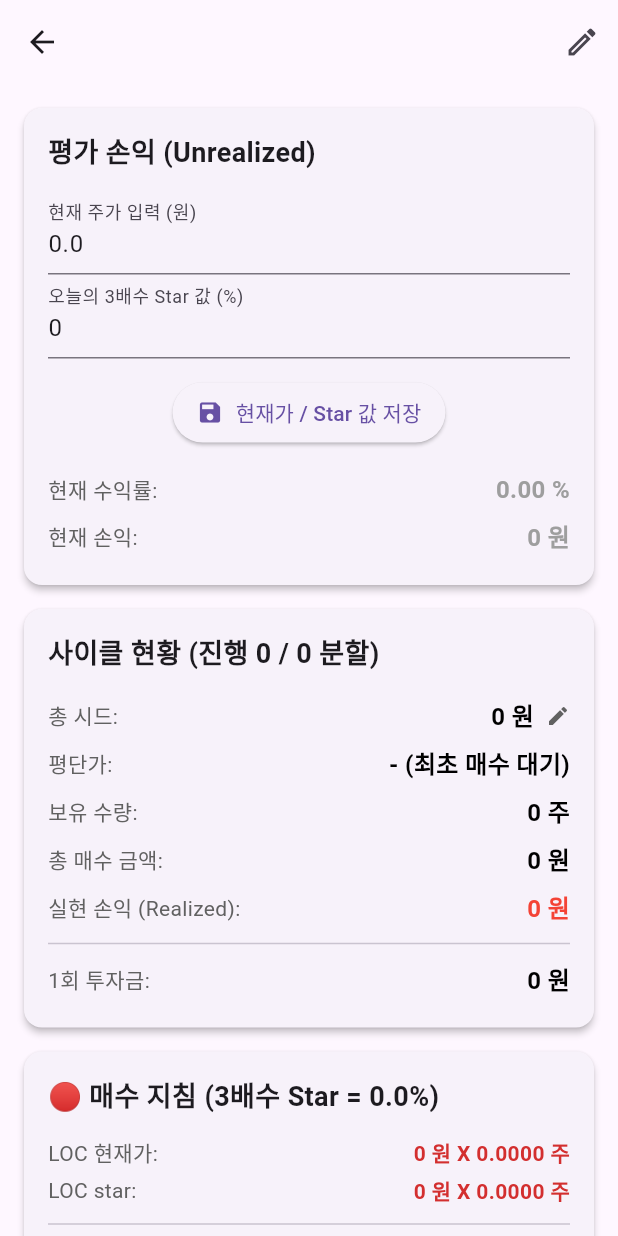
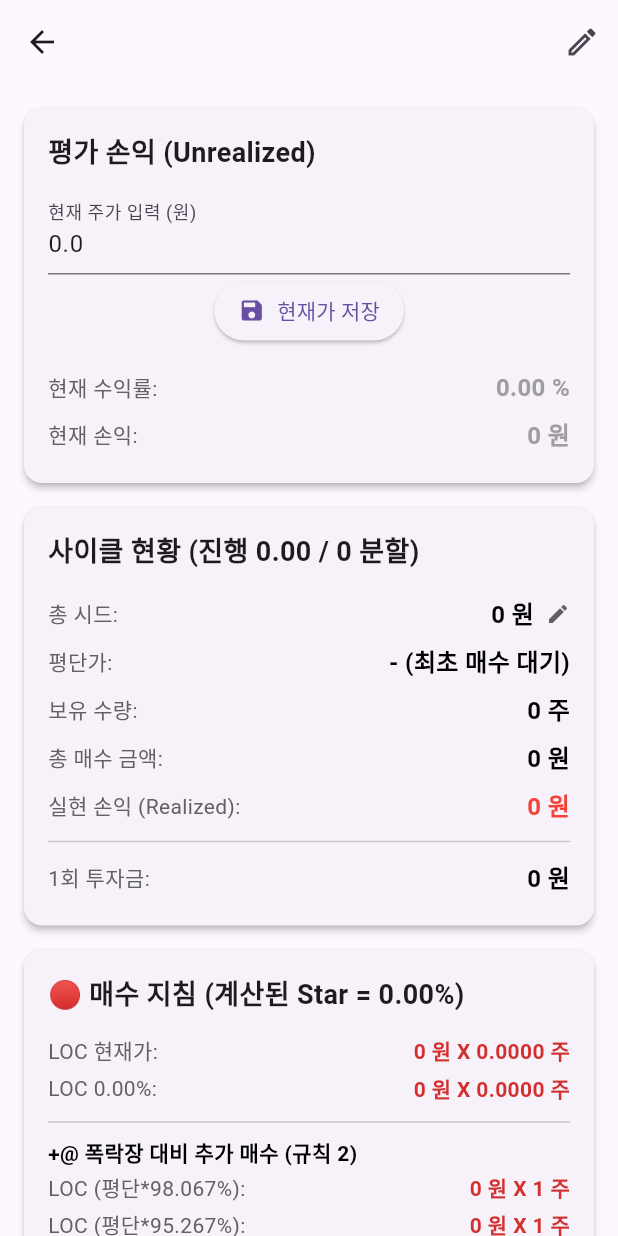
Before and after one commit to JunyeongCha/Laour_ETF, a Flutter app: the CycleDetailScreen screen opened directly with empty values, on a phone screen of 412 x 824 dp. Run offline on Flutter 3.47's test engine with Material 3 defaults, Android fonts, the phone set to English and light mode, and no system bars; our stand-ins replace cloud_firestore, firebase_auth, firebase_core, flutter_secure_storage, shared_preferences; accounts and stored records are empty.

```diff
--- a/lib/screens/cycle_detail_screen.dart
+++ b/lib/screens/cycle_detail_screen.dart
@@ -1,13 +1,14 @@
 import 'dart:async';
+import 'dart:math'; // (★신규★) 3번: pow() (제곱) 함수 사용을 위해
 import 'package:cloud_firestore/cloud_firestore.dart';
 import 'package:firebase_auth/firebase_auth.dart';
 import 'package:flutter/material.dart';
-import 'package:flutter/services.dart'; // (★신규★) 3번: 숫자 입력을 위해
+import 'package:flutter/services.dart';
 import 'package:intl/intl.dart';
 import 'package:laour_etf/widgets/cycle_detail/trade_input_dialog.dart';
 import 'package:laour_etf/widgets/cycle_detail/transaction_list.dart';
-import 'package:provider/provider.dart'; // (★신규★) 2번
-import 'package:laour_etf/providers/theme_provider.dart'; // (★신규★) 2번
+import 'package:provider/provider.dart';
+import 'package:laour_etf/providers/theme_provider.dart';
 
 class CycleDetailScreen extends StatefulWidget {
   final String cycleId;
@@ -26,11 +27,12 @@ class _CycleDetailScreenState extends State<CycleDetailScreen> {
 
   // 2. 실시간 입력을 위한 컨트롤러
   final _currentPriceController = TextEditingController();
-  final _starValueController = TextEditingController();
+  // (★수정★) 1번: Star 값 컨트롤러 제거
+  // final _starValueController = TextEditingController();
 
   final _nameEditController = TextEditingController();
   final _nicknameEditController = TextEditingController();
-  final _totalSeedEditController = TextEditingController(); // (★신규★) 3번
+  final _totalSeedEditController = TextEditingController();
 
   bool _isRecalculating = false;
   double _savedPrice = 0.0;
@@ -52,15 +54,16 @@ class _CycleDetailScreenState extends State<CycleDetailScreen> {
     _transactionStream = _transactionsRef.orderBy('date', descending: true).snapshots();
 
     _currentPriceController.addListener(_updateRealTimeProfit);
-    _starValueController.addListener(_updateRealTimeProfit);
+    // (★수정★) 1번: Star 값 리스너 제거
+    // _starValueController.addListener(_updateRealTimeProfit);
 
     _cycleStream.first.then((snapshot) {
       if (mounted && snapshot.exists) {
         final data = snapshot.data() as Map<String, dynamic>;
         final double price = (data['currentPrice'] as num?)?.toDouble() ?? 0.0;
         _currentPriceController.text = price.toString();
-        // (★수정★) 4번: starValue는 3배수 값
-        _starValueController.text = (data['starValue'] as num?)?.toString() ?? '0.0';
+        // (★수정★) 1번: Star 값 컨트롤러 설정 제거
+        // _starValueController.text = (data['starValue'] as num?)?.toString() ?? '0.0';
         _savedPrice = price;
       }
     });
@@ -74,26 +77,29 @@ class _CycleDetailScreenState extends State<CycleDetailScreen> {
     }
   }
 
-  // (★수정★) 거래 추가/삭제 시 재계산 로직 (2-Pass)
+  // (★수정★) 2번: T값 공식을 위해 재계산 로직 전면 수정
   Future<void> _recalculateAggregates() async {
     if (mounted) {
       setState(() { _isRecalculating = true; });
     }
 
     try {
+      // (★신규★) 2번: T값 계산을 위해 1회 투자금을 먼저 가져옴
+      final DocumentSnapshot cycleDoc = await _cycleRef.get();
+      final cycleData = cycleDoc.data() as Map<String, dynamic>;
+      final double totalSeed = (cycleData['totalSeed'] as num?)?.toDouble() ?? 1.0;
+      final int splitCount = (cycleData['splitCount'] as num?)?.toInt() ?? 1;
+      final double oneTimeInvestment = (totalSeed == 0 || splitCount == 0) ? 0 : (totalSeed / splitCount);
+
       final QuerySnapshot snapshot = await _transactionsRef.get();
       final allTrades = snapshot.docs;
 
       // --- [Pass 1] 평단가(Avg. Purchase Price) 계산 ---
       double totalBuyCost = 0.0;
       int totalBuyQuantity = 0;
-      Set<String> uniqueDates = {};
 
       for (var doc in allTrades) {
         final data = doc.data() as Map<String, dynamic>;
-
-        final DateTime date = (data['date'] as Timestamp).toDate();
-        uniqueDates.add(DateFormat('yyyy-MM-dd').format(date));
 
         if (data['type'] == 'buy') {
           totalBuyCost += (data['price'] as num).toDouble() * (data['quantity'] as num).toInt();
@@ -122,7 +128,11 @@ class _CycleDetailScreenState extends State<CycleDetailScreen> {
 
       // --- [Final] 최종 집계 ---
       final int currentQuantity = totalBuyQuantity - totalSellQuantity;
-      final int tValue = uniqueDates.length;
+
+      // (★신규★) 2번: 새 T값 공식
+      // T = (순 매수 금액) / 1회 투자금
+      final double netPurchaseAmount = totalBuyCost - totalSellAmount;
+      final double tValue = (oneTimeInvestment == 0) ? 0.0 : (netPurchaseAmount / oneTimeInvestment);
 
       if (currentQuantity < 0) {
         throw Exception("계산 결과 보유 수량이 음수입니다.");
@@ -132,7 +142,7 @@ class _CycleDetailScreenState extends State<CycleDetailScreen> {
         'currentPurchaseAmount': totalBuyCost,
         'avgPrice': avgPrice,
         'currentQuantity': currentQuantity,
-        'T_value': tValue,
+        'T_value': tValue, // (★수정★) 2번: 새로운 double T값 저장
         'totalSellAmount': totalSellAmount,
         'realizedProfit': totalRealizedProfit,
       });
@@ -234,15 +244,14 @@ class _CycleDetailScreenState extends State<CycleDetailScreen> {
     }
   }
 
-  // 현재가/Star 값 Firestore에 저장
+  // (★수정★) 1번: Star 값 저장 로직 제거
   Future<void> _saveCurrentData() async {
      try {
         final double price = double.tryParse(_currentPriceController.text) ?? 0.0;
-        final double star = double.tryParse(_starValueController.text) ?? 0.0;
 
         await _cycleRef.update({
           'currentPrice': price,
-          'starValue': star, // (★수정★) 4번: 3배수 값이 저장됨
+          // 'starValue': star, // Star 값은 이제 저장하지 않음
         });
 
         if (mounted) {
@@ -250,7 +259,7 @@ class _CycleDetailScreenState extends State<CycleDetailScreen> {
           FocusManager.instance.primaryFocus?.unfocus();
           ScaffoldMessenger.of(context).showSnackBar(
             const SnackBar(
-              content: Text('현재가/Star 값이 저장되었습니다.'),
+              content: Text('현재가가 저장되었습니다.'),
               duration: Duration(seconds: 2),
             ),
           );
@@ -264,18 +273,18 @@ class _CycleDetailScreenState extends State<CycleDetailScreen> {
       }
   }
 
-  // (★수정★) 1번, 3번: 이름/닉네임/총 시드 수정 다이얼로그
+  // 이름/닉네임/총 시드 수정 다이얼로그
   Future<void> _showEditInfoDialog(String currentName, String currentNickname, double currentSeed) async {
     _nameEditController.text = currentName;
     _nicknameEditController.text = currentNickname;
-    _totalSeedEditController.text = currentSeed.toStringAsFixed(0); // (★신규★) 3번
+    _totalSeedEditController.text = currentSeed.toStringAsFixed(0);
 
     return showDialog<void>(
       context: context,
       builder: (BuildContext context) {
         return AlertDialog(
           title: const Text('사이클 정보 수정'),
-          content: SingleChildScrollView( // 스크롤 가능하게
+          content: SingleChildScrollView(
             child: Column(
               mainAxisSize: MainAxisSize.min,
               children: [
@@ -287,7 +296,6 @@ class _CycleDetailScreenState extends State<CycleDetailScreen> {
                   controller: _nicknameEditController,
                   decoration: const InputDecoration(labelText: '닉네임 (선택)'),
                 ),
-                // (★신규★) 3번: 총 시드 수정
                 TextField(
                   controller: _totalSeedEditController,
                   decoration: const InputDecoration(labelText: '총 시드 (원)'),
@@ -326,7 +334,6 @@ class _CycleDetailScreenState extends State<CycleDetailScreen> {
                 }
 
                 try {
-                  // (★신규★) 3번: totalSeed 업데이트
                   await _cycleRef.update({
                     'name': newName,
                     'nickname': newNickname,
@@ -380,18 +387,18 @@ class _CycleDetailScreenState extends State<CycleDetailScreen> {
   @override
   void dispose() {
     _currentPriceController.removeListener(_updateRealTimeProfit);
-    _starValueController.removeListener(_updateRealTimeProfit);
+    // (★수정★) 1번: Star 값 컨트롤러 dispose 제거
+    // _starValueController.removeListener(_updateRealTimeProfit);
     _currentPriceController.dispose();
-    _starValueController.dispose();
+    // _starValueController.dispose();
     _nameEditController.dispose();
     _nicknameEditController.dispose();
-    _totalSeedEditController.dispose(); // (★신규★) 3번
+    _totalSeedEditController.dispose();
     super.dispose();
   }
 
   @override
   Widget build(BuildContext context) {
-    // (★신규★) 2번: 다크모드 텍스트 색상 처리를 위해
     final themeProvider = context.watch<ThemeProvider>();
     final bool isDarkMode = themeProvider.isDarkMode;
     final Color textColor = isDarkMode ? Colors.white : Colors.black;
@@ -427,17 +434,22 @@ class _CycleDetailScreenState extends State<CycleDetailScreen> {
         final double avgPrice = (data['avgPrice'] as num?)?.toDouble() ?? 0.0;
         final int currentQuantity = (data['currentQuantity'] as num?)?.toInt() ?? 0;
         final double currentPurchaseAmount = (data['currentPurchaseAmount'] as num?)?.toDouble() ?? 0.0;
-        final int tValue = (data['T_value'] as num?)?.toInt() ?? 0;
+
+        // (★수정★) 2번: T_value는 이제 double (소수점)
+        final double tValue = (data['T_value'] as num?)?.toDouble() ?? 0.0;
+
         final double realizedProfit = (data['realizedProfit'] as num?)?.toDouble() ?? 0.0;
         final bool isManuallyCompleted = (data['isManuallyCompleted'] as bool?) ?? false;
 
         // (C. 컨트롤러 실시간 값)
-        // (★수정★) 4번: 3배수 Star 값
-        final double starValue_3x = double.tryParse(_starValueController.text) ?? 0.0;
         final double currentPrice = double.tryParse(_currentPriceController.text) ?? 0.0;
 
-        // (★신규★) 4번: 실제 계산에 사용할 2배수 Star 값
-        final double starValue = (starValue_3x * 2) / 3.0;
+        // (★신규★) 3번: Star 값 자동 계산
+        // 공식: Star값 = 목표수익률 - T * 100 / (목표수익률)^2
+        double starValue = 0.0;
+        if (targetProfitRate > 0) {
+          starValue = targetProfitRate - (tValue * 100 / pow(targetProfitRate, 2));
+        }
 
         final bool isFirstBuy = (avgPrice == 0 && currentQuantity == 0);
         final double displayAvgPrice = isFirstBuy ? currentPrice : avgPrice;
@@ -453,13 +465,13 @@ class _CycleDetailScreenState extends State<CycleDetailScreen> {
           currentProfitColor = currentProfitLoss >= 0 ? Colors.red : Colors.blue.shade700;
         }
 
-        // (E. 매수 지침)
+        // (E. 매수 지침) (★수정★) 3번: starValue (자동계산값) 사용
         final double calcBuyPrice = displayAvgPrice * (1 + (starValue / 100));
         final double oneTimeSplitAmount = oneTimeInvestment / 2;
         final double buyQtyAtAvg = (displayAvgPrice == 0) ? 0 : (oneTimeSplitAmount / displayAvgPrice);
         final double buyQtyAtStar = (calcBuyPrice == 0) ? 0 : (oneTimeSplitAmount / calcBuyPrice);
 
-        // (F. 매도 지침)
+        // (F. 매도 지침) (★수정★) 3번: starValue (자동계산값) 사용
         final double sellPrice1 = calcBuyPrice + 1;
         final double sellQty1 = currentQuantity / 4.0;
         final double sellPrice2 = displayAvgPrice * (1 + (targetProfitRate / 100));
@@ -495,9 +507,8 @@ class _CycleDetailScreenState extends State<CycleDetailScreen> {
             actions: [
               IconButton(
                 icon: const Icon(Icons.edit_outlined),
-                tooltip: '이름/닉네임/시드 수정', // (★수정★) 3번
+                tooltip: '이름/닉네임/시드 수정',
                 onPressed: () {
-                  // (★수정★) 3번
                   _showEditInfoDialog(name, nickname, totalSeed);
                 },
               ),
@@ -514,17 +525,14 @@ class _CycleDetailScreenState extends State<CycleDetailScreen> {
                     decoration: const InputDecoration(labelText: '현재 주가 입력 (원)'),
                     keyboardType: TextInputType.number,
                   ),
-                  TextField(
-                    controller: _starValueController,
-                    // (★수정★) 4번: 라벨 변경
-                    decoration: const InputDecoration(labelText: '오늘의 3배수 Star 값 (%)'),
-                    keyboardType: TextInputType.number,
-                  ),
-                  const SizedBox(height: 12),
+                  // (★수정★) 1번: Star 값 입력 필드 제거
+                  // TextField( ... ),
+
+                  // (★수정★) 1번: '현재가 / Star 값' -> '현재가'
                   Center(
                     child: ElevatedButton.icon(
                       icon: const Icon(Icons.save, size: 18),
-                      label: const Text('현재가 / Star 값 저장'),
+                      label: const Text('현재가 저장'),
                       onPressed: _saveCurrentData,
                       style: ElevatedButton.styleFrom(
                         padding: const EdgeInsets.symmetric(horizontal: 16, vertical: 8),
@@ -536,8 +544,8 @@ class _CycleDetailScreenState extends State<CycleDetailScreen> {
                     '현재 수익률:',
                     '${currentProfitRate.toStringAsFixed(2)} %',
                     valueColor: currentProfitColor,
-                    textColor: textColor, // (★수정★) 2번
-                    subTextColor: subTextColor, // (★수정★) 2번
+                    textColor: textColor,
+                    subTextColor: subTextColor,
                   ),
                   _buildInfoRow(
                     '현재 손익:',
@@ -588,13 +596,13 @@ class _CycleDetailScreenState extends State<CycleDetailScreen> {
                     ),
                   ),
 
-                _buildInfoCard("사이클 현황 (진행 $tValue / $splitCount 분할)", [
+                // (★수정★) 2번: T값 소수점 표시
+                _buildInfoCard("사이클 현황 (진행 ${tValue.toStringAsFixed(2)} / $splitCount 분할)", [
                   _buildInfoRow(
                     '총 시드:',
                     '${totalSeed.toStringAsFixed(0)} 원',
-                    textColor: textColor, // (★수정★) 2번
-                    subTextColor: subTextColor, // (★수정★) 2번
-                    // (★신규★) 3번: 수정 기능
+                    textColor: textColor,
+                    subTextColor: subTextColor,
                     trailing: Icon(Icons.edit, size: 16, color: subTextColor),
                     onTap: () => _showEditInfoDialog(name, nickname, totalSeed),
                   ),
@@ -632,18 +640,18 @@ class _CycleDetailScreenState extends State<CycleDetailScreen> {
                   ),
                 ]),
 
-                // (★수정★) 4번: 3배수 Star 값으로 라벨 변경
-                _buildInfoCard("🔴 매수 지침 (3배수 Star = $starValue_3x%)", [
+                // (★수정★) 3번: 계산된 Star 값으로 라벨 변경
+                _buildInfoCard("🔴 매수 지침 (계산된 Star = ${starValue.toStringAsFixed(2)}%)", [
                   _buildDirectiveRow(
                     isFirstBuy ? 'LOC 현재가:' : 'LOC 평단:',
                     '${displayAvgPrice.toStringAsFixed(0)} 원 X ${buyQtyAtAvg.toStringAsFixed(4)} 주',
                     valueColor: Colors.red.shade700,
-                    textColor: textColor, // (★수정★) 2번
-                    subTextColor: subTextColor, // (★수정★) 2번
+                    textColor: textColor,
+                    subTextColor: subTextColor,
                   ),
                   _buildDirectiveRow(
-                    // (★수정★) 4번: 3배수 Star 값으로 라벨 변경
-                    'LOC star:',
+                    // (★수정★) 3번: 계산된 Star 값으로 라벨 변경
+                    'LOC ${starValue.toStringAsFixed(2)}%:',
                     '${calcBuyPrice.toStringAsFixed(0)} 원 X ${buyQtyAtStar.toStringAsFixed(4)} 주',
                     valueColor: Colors.red.shade700,
                     textColor: textColor,
@@ -652,9 +660,8 @@ class _CycleDetailScreenState extends State<CycleDetailScreen> {
                   const Divider(height: 20),
                   Text(
                     '+@ 폭락장 대비 추가 매수 (규칙 2)',
-                    style: TextStyle(fontWeight: FontWeight.bold, color: textColor) // (★수정★) 2번
+                    style: TextStyle(fontWeight: FontWeight.bold, color: textColor)
                   ),
-                  // (★수정★) 3번: 퍼센트 표시
                   _buildDirectiveRow('LOC (평단*98.067%):', '${(displayAvgPrice * 0.98067).toStringAsFixed(0)} 원 X 1 주', valueColor: Colors.red.shade700, textColor: textColor, subTextColor: subTextColor),
                   _buildDirectiveRow('LOC (평단*95.267%):', '${(displayAvgPrice * 0.95267).toStringAsFixed(0)} 원 X 1 주', valueColor: Colors.red.shade700, textColor: textColor, subTextColor: subTextColor),
                   _buildDirectiveRow('LOC (평단*92.667%):', '${(displayAvgPrice * 0.92667).toStringAsFixed(0)} 원 X 1 주', valueColor: Colors.red.shade700, textColor: textColor, subTextColor: subTextColor),
@@ -665,12 +672,12 @@ class _CycleDetailScreenState extends State<CycleDetailScreen> {
 
                 _buildInfoCard("🔵 매도 지침 (목표 = $targetProfitRate%)", [
                   _buildDirectiveRow(
-                    // (★수정★) 4번: 3배수 Star 값으로 라벨 변경
-                    'LOC star:',
+                    // (★수정★) 3번: 계산된 Star 값으로 라벨 변경
+                    'LOC ${starValue.toStringAsFixed(2)}%:',
                     '${sellPrice1.toStringAsFixed(0)} 원 X ${sellQty1.toStringAsFixed(4)} 주',
                     valueColor: Colors.blue.shade700,
-                    textColor: textColor, // (★수정★) 2번
-                    subTextColor: subTextColor, // (★수정★) 2번
+                    textColor: textColor,
+                    subTextColor: subTextColor,
                   ),
                   _buildDirectiveRow(
                     'After $targetProfitRate%:',
@@ -690,7 +697,7 @@ class _CycleDetailScreenState extends State<CycleDetailScreen> {
                 ),
                 const SizedBox(height: 20),
 
-                Text('거래 내역', style: TextStyle(fontSize: 20, fontWeight: FontWeight.bold, color: textColor)), // (★수정★) 2번
+                Text('거래 내역', style: TextStyle(fontSize: 20, fontWeight: FontWeight.bold, color: textColor)),
                 TransactionList(
                   transactionStream: _transactionStream,
                   onDelete: (transactionId, type, quantity, date, price) => _onDeleteTrade(
@@ -733,13 +740,12 @@ class _CycleDetailScreenState extends State<CycleDetailScreen> {
         child: Column(
           crossAxisAlignment: CrossAxisAlignment.start,
           children: [
-            // (★수정★) 2번: 다크모드
             Text(
               title,
               style: TextStyle(
                 fontSize: 18,
                 fontWeight: FontWeight.bold,
-                color: Theme.of(context).textTheme.titleLarge?.color, // 다크모드 자동 글씨 색상
+                color: Theme.of(context).textTheme.titleLarge?.color,
               )
             ),
             const SizedBox(height: 12),
@@ -752,7 +758,7 @@ class _CycleDetailScreenState extends State<CycleDetailScreen> {
 
   // (★수정★) 2번, 3번: 헬퍼 함수가 다크모드 색상 및 onTap/trailing을 받도록 수정
   Widget _buildInfoRow(String title, String value, {Color? valueColor, required Color textColor, required Color subTextColor, Widget? trailing, VoidCallback? onTap}) {
-    return InkWell( // (★신규★) 3번: 탭 가능하도록
+    return InkWell(
       onTap: onTap,
       child: Padding(
         padding: const EdgeInsets.symmetric(vertical: 4.0),
@@ -760,7 +766,7 @@ class _CycleDetailScreenState extends State<CycleDetailScreen> {
           mainAxisAlignment: MainAxisAlignment.spaceBetween,
           children: [
             Text(title, style: TextStyle(color: subTextColor)),
-            Row( // (★신규★) 3번: 값 + 트레일링 아이콘
+            Row(
               children: [
                 Text(
                   value,
@@ -787,12 +793,12 @@ class _CycleDetailScreenState extends State<CycleDetailScreen> {
       child: Row(
         mainAxisAlignment: MainAxisAlignment.spaceBetween,
         children: [
-          Text(title, style: TextStyle(color: subTextColor)), // (★수정★) 2번
+          Text(title, style: TextStyle(color: subTextColor)),
           Text(
             value,
             style: TextStyle(
               fontWeight: FontWeight.bold,
-              color: valueColor ?? textColor, // (★수정★) 2번
+              color: valueColor ?? textColor,
             ),
           ),
         ],
```
Also changed, not shown: lib/screens/cycle_create_screen.dart (+11 -22 lines).
